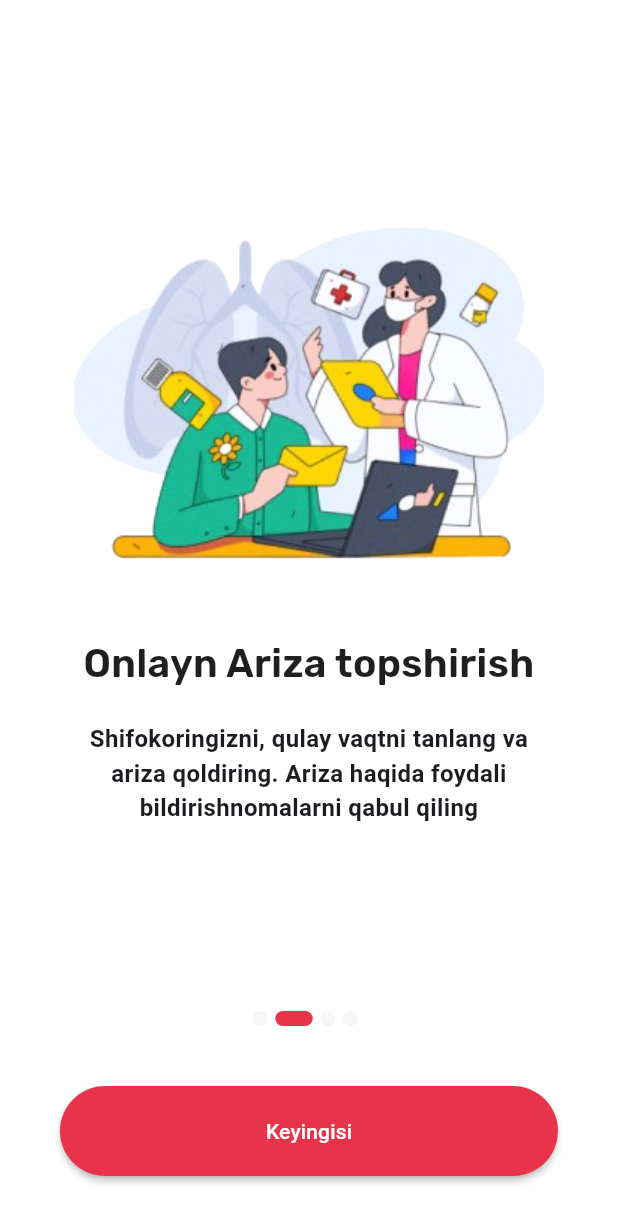
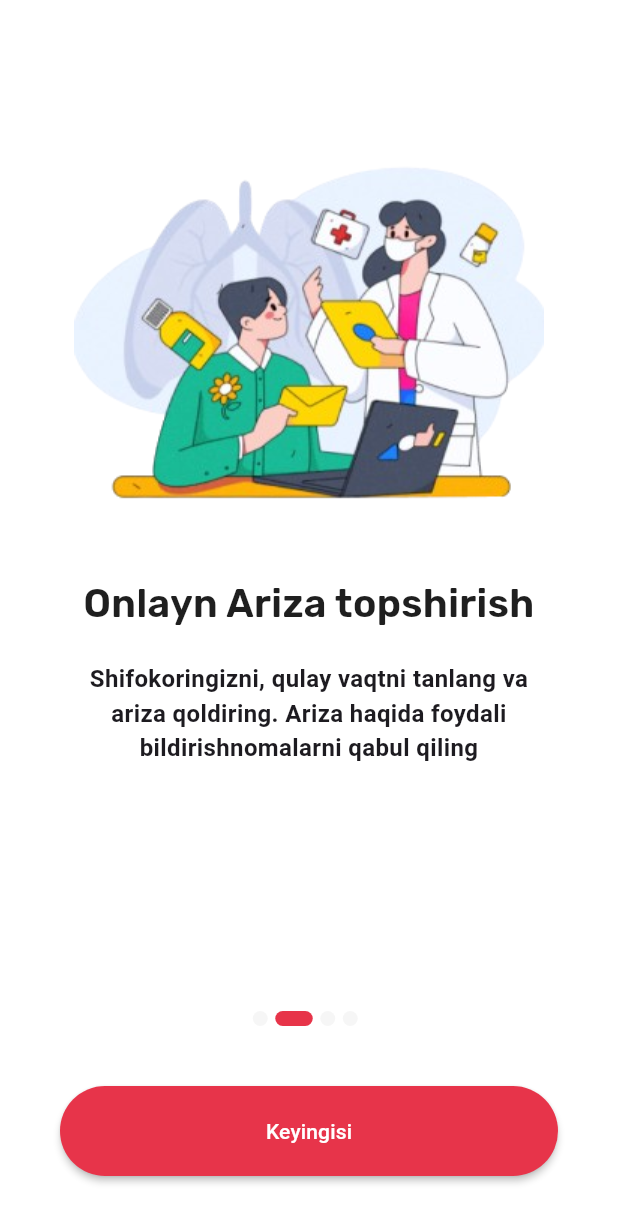
Before and after one commit to professorDeveloper/MedHome, a Flutter app: the IntroductionScreen screen opened directly, swiped to page 2, on a phone screen of 412 x 824 dp. Shown: the top 1223 px of the screen. Run offline on Flutter 3.47's test engine with Material 3 defaults, Android fonts, the phone set to English and light mode, and no system bars; our stand-ins replace animate_do, auto_route, connectivity_plus, flutter_svg, google_fonts, shared_preferences; missing offline and left inert: flutter_share, new_version, otp_pin_field; accounts and stored records are empty.

Commit message:
introScreen

```diff
--- a/lib/main.dart
+++ b/lib/main.dart
@@ -1,5 +1,5 @@
 import 'package:flutter/material.dart';
-import 'package:medhome/widgets/profile.dart';
+import 'package:medhome/screens/onboarding/introduction_screen.dart';
 
 void main() {
   runApp(const MyApp());
@@ -18,6 +18,6 @@ class MyApp extends StatelessWidget {
           colorScheme: ColorScheme.fromSeed(seedColor: Colors.deepPurple),
           useMaterial3: true,
         ),
-        home: const MyProfile());
+        home: const IntroductionScreen());
   }
 }
--- a/lib/resources/onboarding/model_contents.dart
+++ b/lib/resources/onboarding/model_contents.dart
@@ -14,22 +14,18 @@ class IntroductionContent {
 List<IntroductionContent> contents = [
   IntroductionContent(
       title: "O’zbekistonda birinchi bor",
-      description:
-          AppText.onboardText4,
+      description: AppText.onboardText1,
       image: AppImages.onBoard1),
   IntroductionContent(
       title: 'Onlayn Ariza topshirish',
-      description:
-          AppText.onboardText2,
-      image: AppImages.onBoard2
-  ),
+      description: AppText.onboardText2,
+      image: AppImages.onBoard2),
   IntroductionContent(
       title: "Retsept tashkilotchisi",
-      description:
-          AppText.onboardText3,
+      description: AppText.onboardText3,
       image: AppImages.onBoard3),
   IntroductionContent(
       title: "24/7 Xizmat ko’rsatish",
-      description:AppText.onboardText4,
+      description: AppText.onboardText4,
       image: AppImages.onBoard4),
 ];
--- a/lib/screens/onboarding/introduction_screen.dart
+++ b/lib/screens/onboarding/introduction_screen.dart
@@ -46,6 +46,9 @@ class _IntroductionScreenState extends State<IntroductionScreen> {
                 });
               },
               itemBuilder: (context, i) {
+                // double deviceWidth = ResponsiveHelper.getDeviceWidth(context);
+                // double deviceHeight = ResponsiveHelper.getDeviceHeight(context);
+
                 return SingleChildScrollView(
                   child: Padding(
                     padding: const EdgeInsets.all(10),
@@ -55,8 +58,8 @@ class _IntroductionScreenState extends State<IntroductionScreen> {
                       children: [
                         Stack(
                           children: [
-                            const SizedBox(
-                              height: 100,
+                            SizedBox(
+                              height: 60,
                             ),
                             if (i == 0)
                               Row(
```
Also changed, not shown: lib/screens/onboarding/responsive_helper.dart (added, +16 -0 lines).
